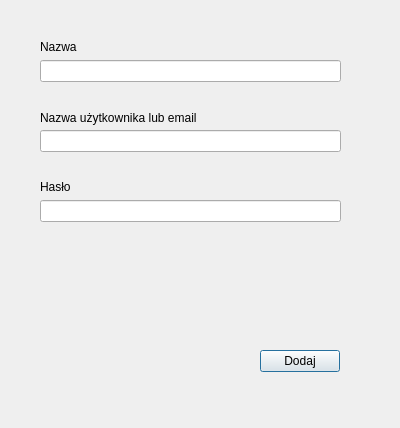
The window that gui/PyQt/ui/password_dialog.ui (Kepins/Projects-ScriptingLanguages) describes before a commit, drawn with Qt 5.
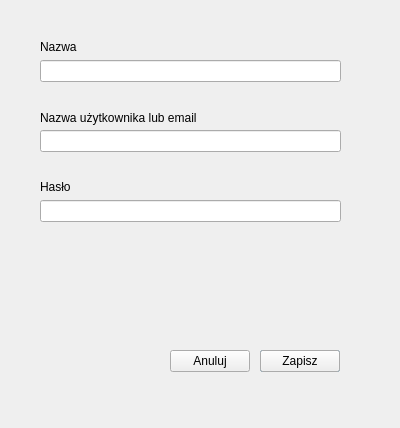
The same window after the commit.

Commit message: PROJ2 Modifying passwords

```diff
--- a/gui/PyQt/ui/password_dialog.ui
+++ b/gui/PyQt/ui/password_dialog.ui
@@ -23,7 +23,7 @@
     </rect>
    </property>
    <property name="text">
-    <string>Dodaj</string>
+    <string>Edytuj</string>
    </property>
   </widget>
   <widget class="QLineEdit" name="lineEdit">
@@ -95,6 +95,32 @@
     <string>Nazwa</string>
    </property>
   </widget>
+  <widget class="QPushButton" name="save_button">
+   <property name="geometry">
+    <rect>
+     <x>260</x>
+     <y>350</y>
+     <width>80</width>
+     <height>22</height>
+    </rect>
+   </property>
+   <property name="text">
+    <string>Zapisz</string>
+   </property>
+  </widget>
+  <widget class="QPushButton" name="cancel_button">
+   <property name="geometry">
+    <rect>
+     <x>170</x>
+     <y>350</y>
+     <width>80</width>
+     <height>22</height>
+    </rect>
+   </property>
+   <property name="text">
+    <string>Anuluj</string>
+   </property>
+  </widget>
  </widget>
  <resources/>
  <connections/>
```
Left out of the diff: 10 changed lines with no effect on the pictures. The commit also changes 3 other files.
